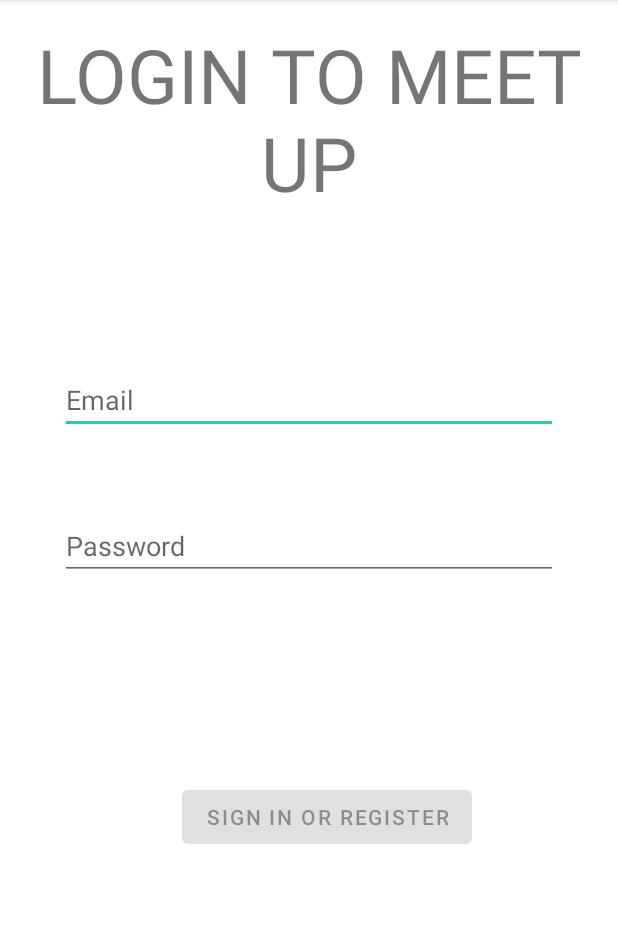
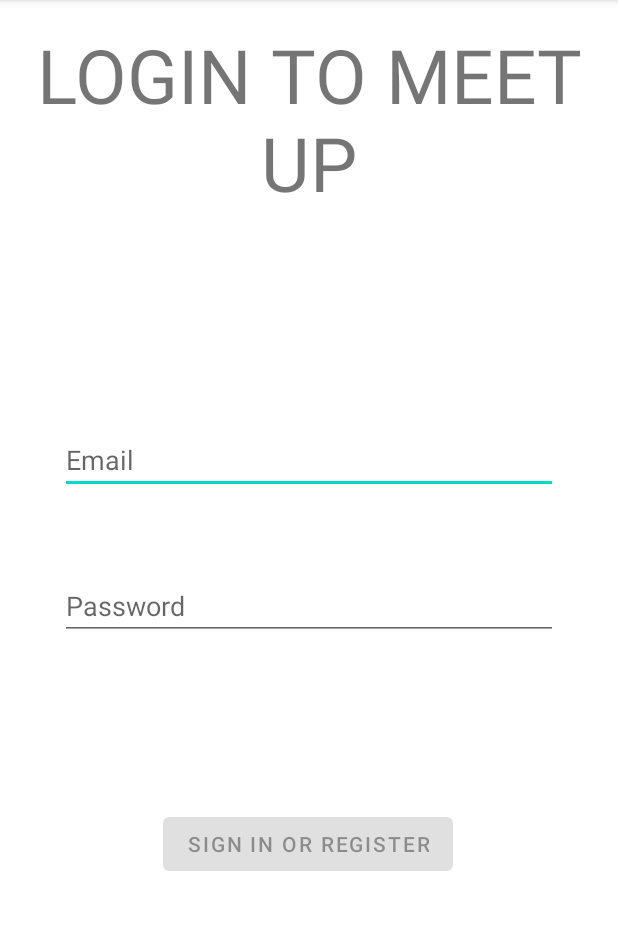
Before and after one commit to MassilvaBoutiab/Mobility_IOT, an Android app: the screen it shows after launch (MainActivity), on a phone screen of 412 x 824 dp, the part 84-1014 px from its top. Run offline under Robolectric (Android 15) with nearby library versions, the phone set to English and light mode, and no system bars.

Commit message:
just few changes

```diff
--- a/app/src/main/java/com/example/meetup_mobility/login.java
+++ b/app/src/main/java/com/example/meetup_mobility/login.java
@@ -61,4 +61,6 @@ public class login extends Fragment {
         // Inflate the layout for this fragment
         return inflater.inflate(R.layout.fragment_loginpage, container, false);
     }
+
+
 }
--- a/app/src/main/res/layout/fragment_loginpage.xml
+++ b/app/src/main/res/layout/fragment_loginpage.xml
@@ -18,25 +18,25 @@
         android:text="LOGIN TO MEET UP"
         android:textAlignment="center"
         android:textSize="50dp"
+        tools:ignore="MissingConstraints"
         tools:layout_editor_absoluteX="16dp"
-        tools:layout_editor_absoluteY="29dp"
-        tools:ignore="MissingConstraints" />
+        tools:layout_editor_absoluteY="71dp" />
 
     <EditText
         android:id="@+id/username"
         android:layout_width="0dp"
         android:layout_height="wrap_content"
         android:layout_marginStart="24dp"
-        android:layout_marginTop="228dp"
+        android:layout_marginTop="268dp"
         android:layout_marginEnd="24dp"
         android:autofillHints="@string/prompt_email"
         android:hint="@string/prompt_email"
         android:inputType="textEmailAddress"
         android:selectAllOnFocus="true"
         app:layout_constraintEnd_toEndOf="parent"
-        app:layout_constraintHorizontal_bias="0.937"
         app:layout_constraintStart_toStartOf="parent"
-        app:layout_constraintTop_toTopOf="parent" />
+        app:layout_constraintTop_toTopOf="parent"
+        tools:ignore="TouchTargetSizeCheck" />
 
     <EditText
         android:id="@+id/password"
@@ -53,7 +53,8 @@
         android:selectAllOnFocus="true"
         app:layout_constraintEnd_toEndOf="parent"
         app:layout_constraintStart_toStartOf="parent"
-        app:layout_constraintTop_toBottomOf="@+id/username" />
+        app:layout_constraintTop_toBottomOf="@+id/username"
+        tools:ignore="TouchTargetSizeCheck" />
 
     <Button
         android:id="@+id/login"
@@ -68,10 +69,10 @@
         android:text="@string/action_sign_in"
         app:layout_constraintBottom_toBottomOf="parent"
         app:layout_constraintEnd_toEndOf="parent"
-        app:layout_constraintHorizontal_bias="0.636"
+        app:layout_constraintHorizontal_bias="0.495"
         app:layout_constraintStart_toStartOf="parent"
         app:layout_constraintTop_toBottomOf="@+id/password"
-        app:layout_constraintVertical_bias="0.496" />
+        app:layout_constraintVertical_bias="0.488" />
 
     <ProgressBar
         android:id="@+id/loading"
@@ -88,4 +89,5 @@
         app:layout_constraintStart_toStartOf="@+id/password"
         app:layout_constraintTop_toTopOf="parent"
         app:layout_constraintVertical_bias="0.3" />
+
 </androidx.constraintlayout.widget.ConstraintLayout>
```
